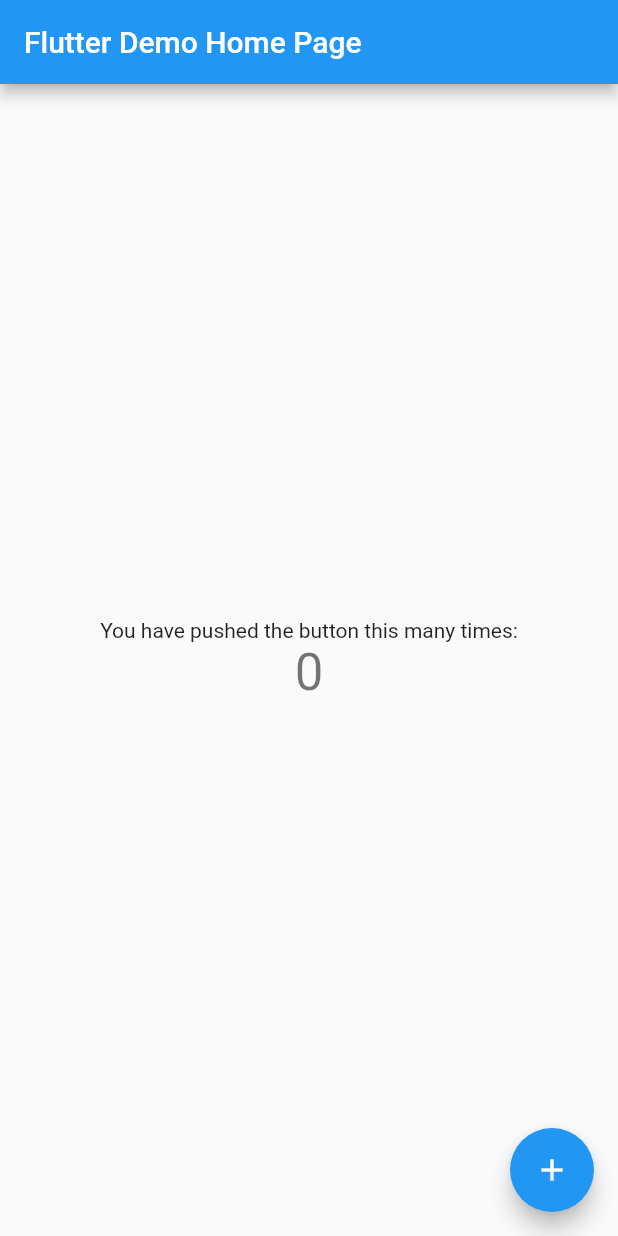
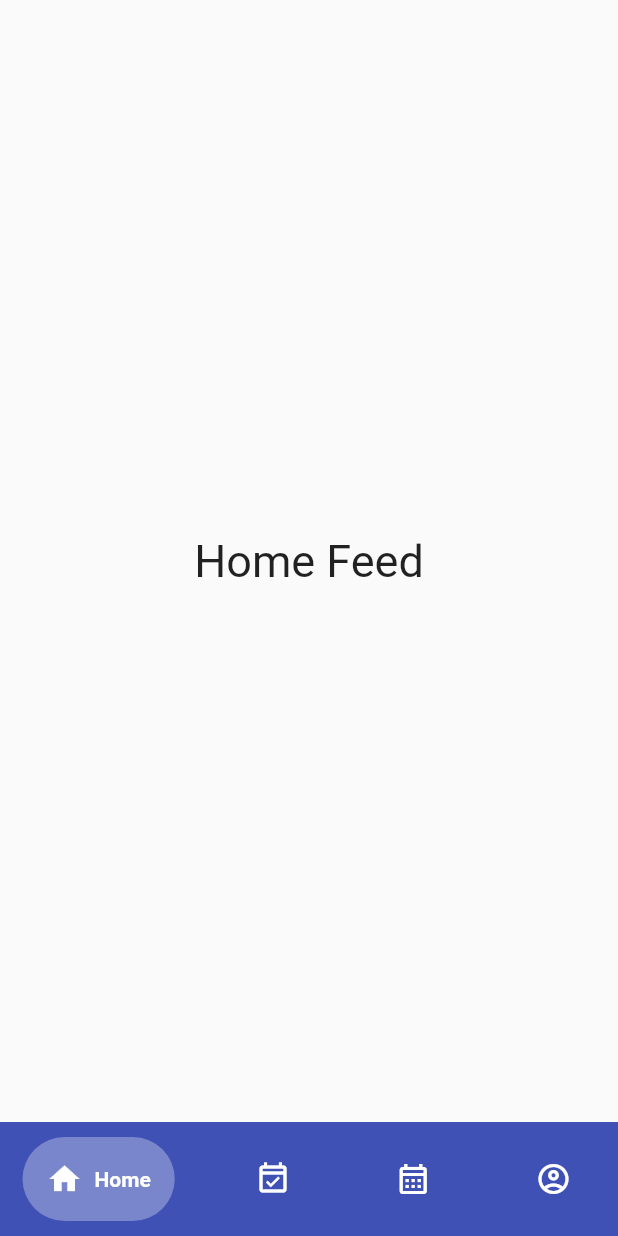
Before and after one commit to KirthiVignesh/connect, a Flutter app: the screen it shows after launch, on a phone screen of 412 x 824 dp. Run offline on Flutter 3.47's test engine with Material 2 defaults, Android fonts, the phone set to English and light mode, and no system bars; drawn by our look-alikes of google_nav_bar; our stand-ins replace google_fonts; Roboto replaces fonts that are missing (Play).

Commit message:
Added Placeholder homefeed

```diff
--- a/lib/components/home.dart
+++ b/lib/components/home.dart
@@ -0,0 +1,68 @@
+import 'package:flutter/material.dart';
+import 'package:google_nav_bar/google_nav_bar.dart';
+import './pages/feed.dart';
+
+class HomePage extends StatefulWidget {
+  HomePage({Key? key}) : super(key: key);
+
+  @override
+  State<HomePage> createState() => _HomePageState();
+}
+
+class _HomePageState extends State<HomePage> {
+  // final user = FirebaseAuth.instance.currentUser!;
+  int _selectedIndex = 0;
+  static const TextStyle optionStyle =
+      TextStyle(fontSize: 30, fontWeight: FontWeight.w600);
+  // ignore: prefer_final_fields
+  List<Widget> _widgetOptions = <Widget>[
+    HomeFeed(),
+  ];
+
+  @override
+  Widget build(BuildContext context) {
+    return Scaffold(
+      body: Center(
+        child: _widgetOptions.elementAt(_selectedIndex),
+      ),
+      bottomNavigationBar: Container(
+        color: Colors.indigo,
+        child: Padding(
+          padding: const EdgeInsets.symmetric(horizontal: 15, vertical: 10),
+          child: GNav(
+            color: Colors.white,
+            activeColor: Colors.white,
+            tabBackgroundColor: Color.fromRGBO(121, 134, 203, 1),
+            backgroundColor: Colors.indigo,
+            padding: EdgeInsets.all(16),
+            gap: 8,
+            tabs: const [
+              GButton(
+                icon: Icons.home,
+                text: 'Home',
+              ),
+              GButton(
+                icon: Icons.event_available_outlined,
+                text: 'Events',
+              ),
+              GButton(
+                icon: Icons.calendar_month_outlined,
+                text: 'Calendar',
+              ),
+              GButton(
+                icon: Icons.account_circle_outlined,
+                text: 'Profile',
+              ),
+            ],
+            selectedIndex: _selectedIndex,
+            onTabChange: (index) {
+              setState(() {
+                _selectedIndex = index;
+              });
+            },
+          ),
+        ),
+      ),
+    );
+  }
+}
--- /dev/null
+++ b/lib/components/pages/feed.dart
@@ -0,0 +1,22 @@
+import 'package:flutter/cupertino.dart';
+import 'package:flutter/src/widgets/framework.dart';
+import 'package:google_fonts/google_fonts.dart';
+
+class HomeFeed extends StatefulWidget {
+  const HomeFeed({super.key});
+
+  @override
+  State<HomeFeed> createState() => _HomeFeedState();
+}
+
+class _HomeFeedState extends State<HomeFeed> {
+  @override
+  Widget build(BuildContext context) {
+    return (Container(
+      child: Text(
+        "Home Feed",
+        style: GoogleFonts.play(fontSize: 30),
+      ),
+    ));
+  }
+}
--- a/lib/main.dart
+++ b/lib/main.dart
@@ -1,4 +1,5 @@
 import 'package:flutter/material.dart';
+import './components/home.dart';
 
 void main() {
   runApp(const MyApp());
@@ -12,104 +13,7 @@ class MyApp extends StatelessWidget {
   Widget build(BuildContext context) {
     return MaterialApp(
       title: 'Flutter Demo',
-      theme: ThemeData(
-        // This is the theme of your application.
-        //
-        // Try running your application with "flutter run". You'll see the
-        // application has a blue toolbar. Then, without quitting the app, try
-        // changing the primarySwatch below to Colors.green and then invoke
-        // "hot reload" (press "r" in the console where you ran "flutter run",
-        // or simply save your changes to "hot reload" in a Flutter IDE).
-        // Notice that the counter didn't reset back to zero; the application
-        // is not restarted.
-        primarySwatch: Colors.blue,
-      ),
-      home: const MyHomePage(title: 'Flutter Demo Home Page'),
+      home: HomePage(),
     );
   }
 }
-
-class MyHomePage extends StatefulWidget {
-  const MyHomePage({super.key, required this.title});
-
-  // This widget is the home page of your application. It is stateful, meaning
-  // that it has a State object (defined below) that contains fields that affect
-  // how it looks.
-
-  // This class is the configuration for the state. It holds the values (in this
-  // case the title) provided by the parent (in this case the App widget) and
-  // used by the build method of the State. Fields in a Widget subclass are
-  // always marked "final".
-
-  final String title;
-
-  @override
-  State<MyHomePage> createState() => _MyHomePageState();
-}
-
-class _MyHomePageState extends State<MyHomePage> {
-  int _counter = 0;
-
-  void _incrementCounter() {
-    setState(() {
-      // This call to setState tells the Flutter framework that something has
-      // changed in this State, which causes it to rerun the build method below
-      // so that the display can reflect the updated values. If we changed
-      // _counter without calling setState(), then the build method would not be
-      // called again, and so nothing would appear to happen.
-      _counter++;
-    });
-  }
-
-  @override
-  Widget build(BuildContext context) {
-    // This method is rerun every time setState is called, for instance as done
-    // by the _incrementCounter method above.
-    //
-    // The Flutter framework has been optimized to make rerunning build methods
-    // fast, so that you can just rebuild anything that needs updating rather
-    // than having to individually change instances of widgets.
-    return Scaffold(
-      appBar: AppBar(
-        // Here we take the value from the MyHomePage object that was created by
-        // the App.build method, and use it to set our appbar title.
-        title: Text(widget.title),
-      ),
-      body: Center(
-        // Center is a layout widget. It takes a single child and positions it
-        // in the middle of the parent.
-        child: Column(
-          // Column is also a layout widget. It takes a list of children and
-          // arranges them vertically. By default, it sizes itself to fit its
-          // children horizontally, and tries to be as tall as its parent.
-          //
-          // Invoke "debug painting" (press "p" in the console, choose the
-          // "Toggle Debug Paint" action from the Flutter Inspector in Android
-          // Studio, or the "Toggle Debug Paint" command in Visual Studio Code)
-          // to see the wireframe for each widget.
-          //
-          // Column has various properties to control how it sizes itself and
-          // how it positions its children. Here we use mainAxisAlignment to
-          // center the children vertically; the main axis here is the vertical
-          // axis because Columns are vertical (the cross axis would be
-          // horizontal).
-          mainAxisAlignment: MainAxisAlignment.center,
-          children: <Widget>[
-            const Text(
-              'You have pushed the button this many times:',
-            ),
-            Text(
-              '$_counter',
-              style: Theme.of(context).textTheme.headline4,
-            ),
-          ],
-        ),
-      ),
-      floatingActionButton: FloatingActionButton(
-        onPressed: _incrementCounter,
-        tooltip: 'Increment',
-        child: const Icon(Icons.add),
-      ), // This trailing comma makes auto-formatting nicer for build methods.
-    );
-  }
-}
--- a/pubspec.yaml
+++ b/pubspec.yaml
@@ -34,6 +34,8 @@ dependencies:
   # The following adds the Cupertino Icons font to your application.
   # Use with the CupertinoIcons class for iOS style icons.
   cupertino_icons: ^1.0.2
+  google_nav_bar: ^5.0.6
+  google_fonts:
 
 dev_dependencies:
   flutter_test:
```
Also changed, not shown: pubspec.lock, 3 other files.
